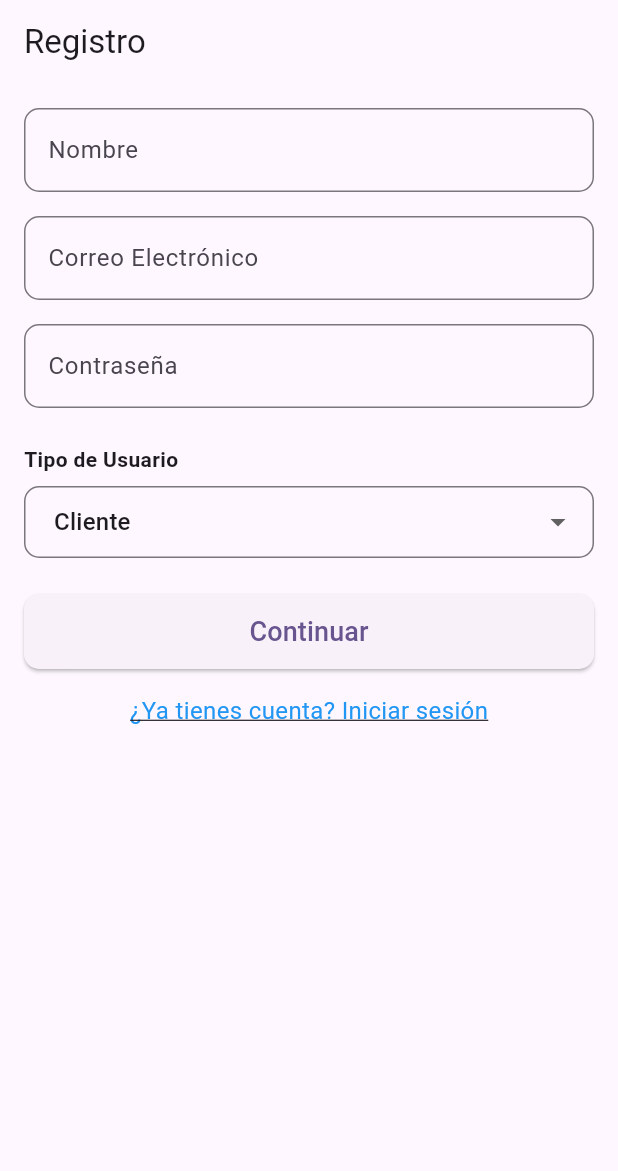
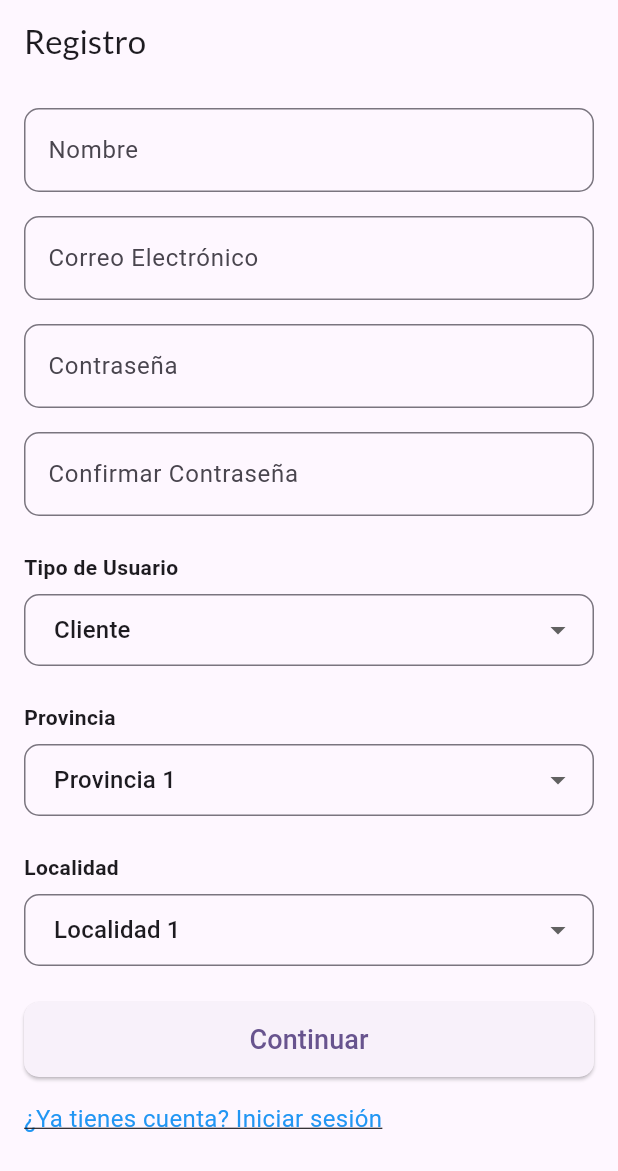
Before and after one commit to lautarocabral/hogar_petfecto, a Flutter app: the SignUpScreen screen opened by its route, on a phone screen of 412 x 824 dp. Shown: the top 1171 px of the screen. Run offline on Flutter 3.47's test engine with Material 3 defaults, Android fonts, the phone set to English and light mode, and no system bars; our stand-ins replace dio, equatable, flutter_map, flutter_masked_text2, flutter_riverpod, gap and 5 more.

Commit message:
feat: sign up flow refined, needs more changes

```diff
--- a/lib/features/seguridad/presentation/sign_up_page.dart
+++ b/lib/features/seguridad/presentation/sign_up_page.dart
@@ -1,6 +1,8 @@
 import 'package:flutter/material.dart';
 import 'package:go_router/go_router.dart';
+import 'package:hogar_petfecto/core/widgets/custom_app_bar_widget.dart';
 import 'package:hogar_petfecto/core/widgets/custom_text_field_widget.dart';
+import 'package:hogar_petfecto/features/home/screens/home_page.dart';
 import 'package:hogar_petfecto/features/seguridad/presentation/sign_up_veterinaria_page.dart';
 
 enum UserType { Cliente, Veterinaria, Protectora }
@@ -18,15 +20,25 @@ class SignUpScreenState extends State<SignUpScreen> {
   final TextEditingController nameController = TextEditingController();
   final TextEditingController emailController = TextEditingController();
   final TextEditingController passwordController = TextEditingController();
+  final TextEditingController confirmPasswordController =
+      TextEditingController();
 
   UserType selectedUserType = UserType.Cliente;
+  String selectedProvince = 'Provincia 1';
+  String selectedCity = 'Localidad 1';
+
+  // Listas de provincias y localidades
+  final List<String> provinces = ['Provincia 1', 'Provincia 2', 'Provincia 3'];
+  final Map<String, List<String>> citiesByProvince = {
+    'Provincia 1': ['Localidad 1', 'Localidad 2'],
+    'Provincia 2': ['Localidad 3', 'Localidad 4'],
+    'Provincia 3': ['Localidad 5', 'Localidad 6'],
+  };
 
   @override
   Widget build(BuildContext context) {
     return Scaffold(
-      appBar: AppBar(
-        title: const Text('Registro'),
-      ),
+      appBar: const CustomAppBarWidget(title: 'Registro'),
       body: SingleChildScrollView(
         child: Padding(
           padding: const EdgeInsets.all(16.0),
@@ -54,6 +66,15 @@ class SignUpScreenState extends State<SignUpScreen> {
                 hintText: 'Contraseña',
                 obscureText: true,
                 controller: passwordController,
+                textInputAction: TextInputAction.next,
+              ),
+              const SizedBox(height: 16.0),
+
+              // Confirmar Contraseña
+              CustomTextField(
+                hintText: 'Confirmar Contraseña',
+                obscureText: true,
+                controller: confirmPasswordController,
                 textInputAction: TextInputAction.done,
               ),
               const SizedBox(height: 24.0),
@@ -84,33 +105,97 @@ class SignUpScreenState extends State<SignUpScreen> {
               ),
               const SizedBox(height: 24.0),
 
+              // Provincia
+              const Text('Provincia',
+                  style: TextStyle(fontWeight: FontWeight.bold)),
+              const SizedBox(height: 8.0),
+              DropdownButtonFormField<String>(
+                decoration: InputDecoration(
+                  border: OutlineInputBorder(
+                    borderRadius: BorderRadius.circular(10.0),
+                  ),
+                  contentPadding: const EdgeInsets.symmetric(horizontal: 16.0),
+                ),
+                value: selectedProvince,
+                items: provinces.map((String province) {
+                  return DropdownMenuItem<String>(
+                    value: province,
+                    child: Text(province),
+                  );
+                }).toList(),
+                onChanged: (String? value) {
+                  setState(() {
+                    selectedProvince = value!;
+                    selectedCity = citiesByProvince[selectedProvince]!.first;
+                  });
+                },
+              ),
+              const SizedBox(height: 24.0),
+
+              // Localidad
+              const Text('Localidad',
+                  style: TextStyle(fontWeight: FontWeight.bold)),
+              const SizedBox(height: 8.0),
+              DropdownButtonFormField<String>(
+                decoration: InputDecoration(
+                  border: OutlineInputBorder(
+                    borderRadius: BorderRadius.circular(10.0),
+                  ),
+                  contentPadding: const EdgeInsets.symmetric(horizontal: 16.0),
+                ),
+                value: selectedCity,
+                items: citiesByProvince[selectedProvince]!.map((String city) {
+                  return DropdownMenuItem<String>(
+                    value: city,
+                    child: Text(city),
+                  );
+                }).toList(),
+                onChanged: (String? value) {
+                  setState(() {
+                    selectedCity = value!;
+                  });
+                },
+              ),
+              const SizedBox(height: 24.0),
+
               // Botón Continuar
               Center(
                 child: ElevatedButton(
                   onPressed: () {
+                    if (passwordController.text !=
+                        confirmPasswordController.text) {
+                      ScaffoldMessenger.of(context).showSnackBar(
+                        const SnackBar(
+                          content: Text('Las contraseñas no coinciden'),
+                        ),
+                      );
+                    } else {
                       if (selectedUserType == UserType.Veterinaria) {
                         context.push(SignUpVeterinariaPage.route);
                       } else {
-                      // Maneja otros tipos de usuarios
+                        context.go(HomePage.route);
+                      }
                     }
                   },
                   style: ElevatedButton.styleFrom(
-                    minimumSize:
-                        const Size(double.infinity, 50), // Botón de ancho completo
+                    minimumSize: const Size(
+                        double.infinity, 50), // Botón de ancho completo
                     shape: RoundedRectangleBorder(
                       borderRadius: BorderRadius.circular(10),
                     ),
                   ),
-                  child: const Text('Continuar', style: TextStyle(fontSize: 18)),
+                  child: const Text(
+                    'Continuar',
+                    style: TextStyle(fontSize: 18),
+                  ),
                 ),
               ),
 
               // Texto Subrayado de Iniciar Sesión
               const SizedBox(height: 16.0),
-              Center(
-                child: GestureDetector(
+              GestureDetector(
                 onTap: () {
-                    // Navegar a la pantalla de inicio de sesión
+                  context.pop();
                 },
                 child: const Text(
                   '¿Ya tienes cuenta? Iniciar sesión',
@@ -121,7 +206,6 @@ class SignUpScreenState extends State<SignUpScreen> {
                   ),
                 ),
               ),
-              ),
             ],
           ),
         ),
--- a/lib/features/seguridad/presentation/sign_up_veterinaria_page.dart
+++ b/lib/features/seguridad/presentation/sign_up_veterinaria_page.dart
@@ -1,5 +1,6 @@
 import 'package:flutter/material.dart';
 import 'package:go_router/go_router.dart';
+import 'package:hogar_petfecto/core/widgets/custom_app_bar_widget.dart';
 import 'package:hogar_petfecto/core/widgets/custom_text_field_widget.dart';
 import 'package:hogar_petfecto/features/seguridad/presentation/subscription_page.dart';
 
@@ -19,9 +20,7 @@ class SignUpVeterinariaPageState extends State<SignUpVeterinariaPage> {
   @override
   Widget build(BuildContext context) {
     return Scaffold(
-      appBar: AppBar(
-        title: const Text('Registro de Veterinaria'),
-      ),
+     appBar: const CustomAppBarWidget(title: 'Registro de veterinaria'),
       body: SingleChildScrollView(
         child: Padding(
           padding: const EdgeInsets.all(16.0),
--- a/lib/features/seguridad/presentation/subscription_page.dart
+++ b/lib/features/seguridad/presentation/subscription_page.dart
@@ -1,6 +1,7 @@
 import 'package:flutter/material.dart';
 import 'package:flutter_masked_text2/flutter_masked_text2.dart';
 import 'package:go_router/go_router.dart';
+import 'package:hogar_petfecto/core/widgets/custom_app_bar_widget.dart';
 import 'package:hogar_petfecto/features/home/screens/home_page.dart'; // Importa el paquete
 
 enum SubscriptionPlan { Mensual, Anual }
@@ -37,9 +38,7 @@ class SubscriptionPageState extends State<SubscriptionPage> {
   @override
   Widget build(BuildContext context) {
     return Scaffold(
-      appBar: AppBar(
-        title: const Text('Suscripción'),
-      ),
+      appBar: const CustomAppBarWidget(title: 'Suscripcion'),
       body: SingleChildScrollView(
         child: Padding(
           padding: const EdgeInsets.all(20.0),
```
Lines whose indentation alone changed are shown as unchanged.
